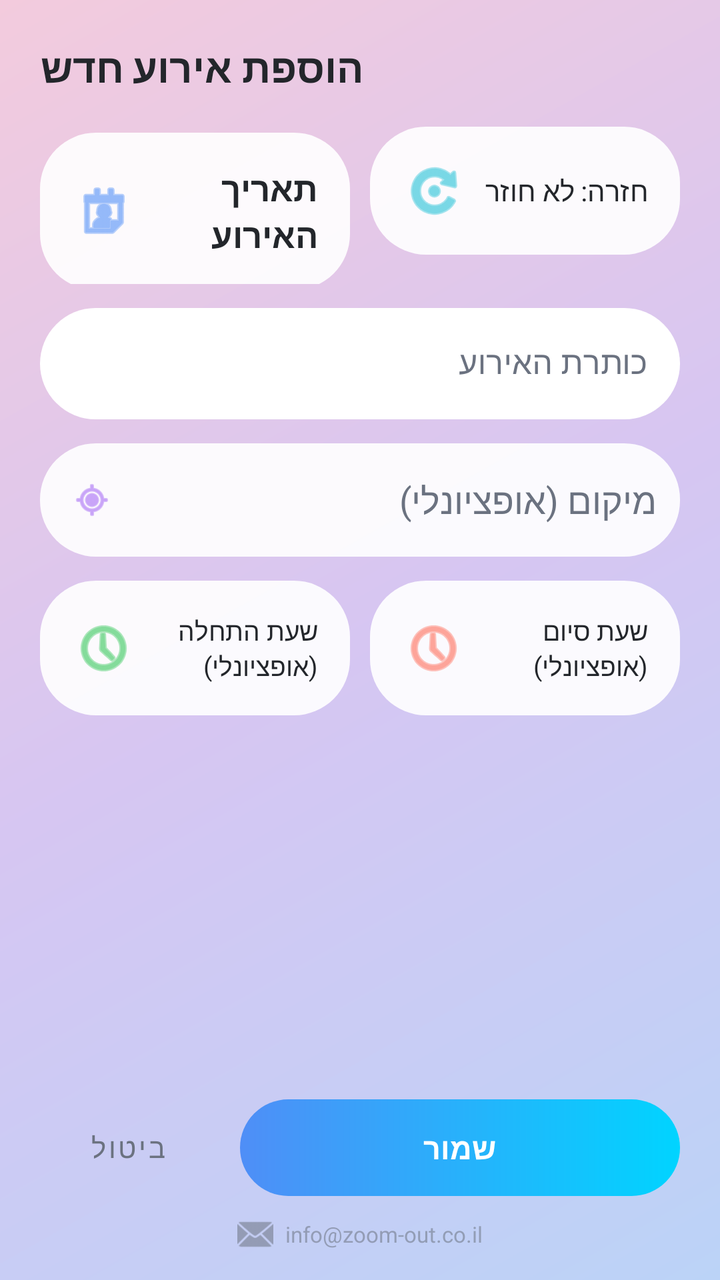
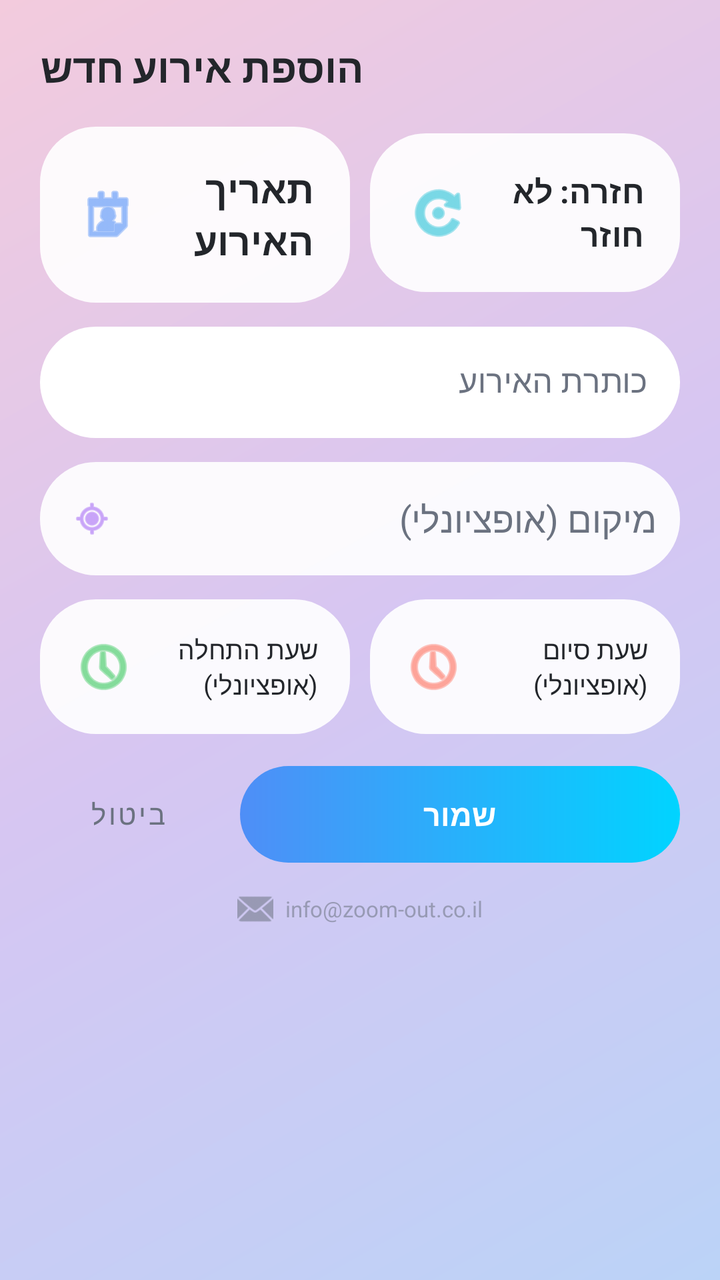

Before-and-after screenshots of an Android layout around one commit, followed by the original layout XML and the change that was made.
<!-- AndroidManifest.xml: activity theme Theme.GCalSearchAdd -->
<!-- res/layout/activity_add_event.xml -->
<?xml version="1.0" encoding="utf-8"?>
<LinearLayout xmlns:android="http://schemas.android.com/apk/res/android"
    xmlns:app="http://schemas.android.com/apk/res-auto"
    android:layout_width="match_parent"
    android:layout_height="match_parent"
    android:orientation="vertical"
    android:background="@drawable/bg_app_background">

    
    <androidx.core.widget.NestedScrollView
        android:layout_width="match_parent"
        android:layout_height="0dp"
        android:layout_weight="1"
        android:fillViewport="true"
        android:clipToPadding="false">

        <LinearLayout
            android:layout_width="match_parent"
            android:layout_height="wrap_content"
            android:orientation="vertical"
            android:padding="20dp">

            <TextView
                android:layout_width="wrap_content"
                android:layout_height="wrap_content"
                android:text="@string/add_event_title"
                android:textSize="20sp"
                android:textStyle="bold"
                android:textColor="@color/text_primary"
                android:layout_marginBottom="16dp" />

            
            <LinearLayout
                android:layout_width="match_parent"
                android:layout_height="wrap_content"
                android:orientation="horizontal">

                <TextView
                    android:id="@+id/tvDatePicker"
                    android:layout_width="0dp"
                    android:layout_height="wrap_content"
                    android:layout_weight="1"
                    android:padding="16dp"
                    android:gravity="center_vertical"
                    android:background="@drawable/bg_rounded_field"
                    android:drawableStart="@android:drawable/ic_menu_my_calendar"
                    android:drawablePadding="8dp"
                    app:drawableTint="@color/accent_blue"
                    android:text="@string/event_date_hint"
                    android:textColor="@color/text_primary"
                    android:textSize="17sp"
                    android:textStyle="bold" />

                <TextView
                    android:id="@+id/tvRecurrencePicker"
                    android:layout_width="0dp"
                    android:layout_height="wrap_content"
                    android:layout_weight="1"
                    android:layout_marginStart="10dp"
                    android:padding="16dp"
                    android:gravity="center_vertical"
                    android:background="@drawable/bg_rounded_field"
                    android:drawableStart="@android:drawable/ic_menu_rotate"
                    android:drawablePadding="8dp"
                    app:drawableTint="@color/accent_teal"
                    android:text="@string/recurrence_none"
                    android:textColor="@color/text_primary"
                    android:textSize="14sp" />

            </LinearLayout>

            <com.google.android.material.textfield.TextInputLayout
                android:layout_width="match_parent"
                android:layout_height="wrap_content"
                android:layout_marginTop="12dp"
                app:boxCornerRadiusTopStart="28dp"
                app:boxCornerRadiusTopEnd="28dp"
                app:boxCornerRadiusBottomStart="28dp"
                app:boxCornerRadiusBottomEnd="28dp"
                app:boxBackgroundColor="@color/glass_card"
                app:boxStrokeWidth="0dp"
                app:hintTextColor="@color/text_secondary"
                android:textColorHint="@color/text_secondary"
                android:hint="@string/event_title_hint">
                <com.google.android.material.textfield.TextInputEditText
                    android:id="@+id/etTitle"
                    android:layout_width="match_parent"
                    android:layout_height="wrap_content"
                    android:textColor="@color/text_primary" />
            </com.google.android.material.textfield.TextInputLayout>

            
            <FrameLayout
                android:layout_width="match_parent"
                android:layout_height="wrap_content"
                android:layout_marginTop="12dp">

                <LinearLayout
                    android:layout_width="match_parent"
                    android:layout_height="wrap_content"
                    android:orientation="horizontal"
                    android:gravity="center_vertical"
                    android:background="@drawable/bg_rounded_field"
                    android:paddingStart="16dp"
                    android:paddingEnd="12dp">

                    <ImageView
                        android:layout_width="20dp"
                        android:layout_height="20dp"
                        android:src="@android:drawable/ic_menu_mylocation"
                        app:tint="@color/accent_purple" />

                    <EditText
                        android:id="@+id/etLocation"
                        android:layout_width="0dp"
                        android:layout_height="wrap_content"
                        android:layout_weight="1"
                        android:layout_marginStart="10dp"
                        android:background="@android:color/transparent"
                        android:hint="@string/event_location_hint"
                        android:textColor="@color/text_primary"
                        android:textColorHint="@color/text_secondary"
                        android:inputType="text"
                        android:maxLines="1"
                        android:paddingTop="12dp"
                        android:paddingBottom="12dp" />

                </LinearLayout>

                
                <com.google.android.material.card.MaterialCardView
                    android:id="@+id/locationSuggestionsCard"
                    android:layout_width="match_parent"
                    android:layout_height="wrap_content"
                    android:layout_marginTop="54dp"
                    android:visibility="gone"
                    app:cardCornerRadius="18dp"
                    app:cardElevation="8dp"
                    app:strokeWidth="0dp"
                    app:cardBackgroundColor="@color/white">

                    <androidx.recyclerview.widget.RecyclerView
                        android:id="@+id/rvLocationSuggestions"
                        android:layout_width="match_parent"
                        android:layout_height="wrap_content"
                        android:maxHeight="220dp"
                        android:nestedScrollingEnabled="false" />

                </com.google.android.material.card.MaterialCardView>

            </FrameLayout>

            
            <LinearLayout
                android:layout_width="match_parent"
                android:layout_height="wrap_content"
                android:orientation="horizontal"
                android:layout_marginTop="12dp">

                <TextView
                    android:id="@+id/tvStartTimePicker"
                    android:layout_width="0dp"
                    android:layout_height="wrap_content"
                    android:layout_weight="1"
                    android:padding="16dp"
                    android:gravity="center_vertical"
                    android:background="@drawable/bg_rounded_field"
                    android:drawableStart="@android:drawable/ic_menu_recent_history"
                    android:drawablePadding="8dp"
                    app:drawableTint="@color/accent_green"
                    android:text="@string/event_start_hint"
                    android:textColor="@color/text_primary"
                    android:textSize="13sp" />

                <TextView
                    android:id="@+id/tvEndTimePicker"
                    android:layout_width="0dp"
                    android:layout_height="wrap_content"
                    android:layout_weight="1"
                    android:layout_marginStart="10dp"
                    android:padding="16dp"
                    android:gravity="center_vertical"
                    android:background="@drawable/bg_rounded_field"
                    android:drawableStart="@android:drawable/ic_menu_recent_history"
                    android:drawablePadding="8dp"
                    app:drawableTint="@color/accent_red"
                    android:text="@string/event_end_hint"
                    android:textColor="@color/text_primary"
                    android:textSize="13sp" />

            </LinearLayout>

            <TextView
                android:id="@+id/tvExistingEventsLabel"
                android:layout_width="wrap_content"
                android:layout_height="wrap_content"
                android:layout_marginTop="20dp"
                android:text="@string/existing_events_label"
                android:textColor="@color/text_secondary"
                android:textSize="13sp"
                android:visibility="gone" />

            <ProgressBar
                android:id="@+id/progressExistingEvents"
                style="?android:attr/progressBarStyleSmall"
                android:layout_width="wrap_content"
                android:layout_height="wrap_content"
                android:indeterminateTint="@color/accent_blue"
                android:layout_marginTop="8dp"
                android:visibility="gone" />

            
            <androidx.recyclerview.widget.RecyclerView
                android:id="@+id/rvExistingEvents"
                android:layout_width="match_parent"
                android:layout_height="wrap_content"
                android:paddingTop="8dp"
                android:layout_marginTop="4dp"
                android:nestedScrollingEnabled="false"
                android:visibility="gone" />

        </LinearLayout>

    </androidx.core.widget.NestedScrollView>

    
    <LinearLayout
        android:layout_width="match_parent"
        android:layout_height="wrap_content"
        android:orientation="horizontal"
        android:paddingStart="20dp"
        android:paddingEnd="20dp"
        android:paddingTop="12dp"
        android:gravity="center_vertical|end">

        <com.google.android.material.button.MaterialButton
            android:id="@+id/btnCancel"
            style="@style/Widget.MaterialComponents.Button.TextButton"
            android:layout_width="wrap_content"
            android:layout_height="wrap_content"
            android:textColor="@color/text_secondary"
            android:text="@string/cancel" />

        <TextView
            android:id="@+id/btnSave"
            android:layout_width="0dp"
            android:layout_height="wrap_content"
            android:layout_weight="1"
            android:layout_marginStart="12dp"
            android:background="@drawable/bg_save_gradient"
            android:clickable="true"
            android:focusable="true"
            android:foreground="?attr/selectableItemBackground"
            android:gravity="center"
            android:paddingTop="14dp"
            android:paddingBottom="14dp"
            android:text="@string/save"
            android:textColor="@color/white"
            android:textSize="15sp"
            android:textStyle="bold" />

    </LinearLayout>

    
    <LinearLayout
        android:layout_width="match_parent"
        android:layout_height="wrap_content"
        android:paddingBottom="14dp"
        android:layout_marginTop="10dp"
        android:gravity="center"
        android:orientation="horizontal">

        <ImageView
            android:id="@+id/btnSupportEmail"
            android:layout_width="18dp"
            android:layout_height="18dp"
            android:alpha="0.55"
            android:clickable="true"
            android:focusable="true"
            android:foreground="?attr/selectableItemBackgroundBorderless"
            android:src="@android:drawable/ic_dialog_email"
            app:tint="@color/text_secondary"
            android:contentDescription="@string/support_email_hint" />

        <TextView
            android:layout_width="wrap_content"
            android:layout_height="wrap_content"
            android:layout_marginStart="6dp"
            android:alpha="0.55"
            android:text="@string/support_email_hint"
            android:textColor="@color/text_secondary"
            android:textSize="11sp" />

    </LinearLayout>

</LinearLayout>
<!-- resources referenced by this layout -->
<resources>
  <color name="accent_blue">#4F8EF7</color>
  <color name="accent_green">#34C759</color>
  <color name="accent_purple">#A66BF5</color>
  <color name="accent_red">#FF6B57</color>
  <color name="accent_teal">#22C1D6</color>
  <color name="glass_card">#E8FFFFFF</color>
  <color name="text_primary">#23262B</color>
  <color name="text_secondary">#6B7280</color>
  <color name="white">#FFFFFF</color>
  <!-- drawable bg_app_background (drawable) -->
  <?xml version="1.0" encoding="utf-8"?>
  <shape xmlns:android="http://schemas.android.com/apk/res/android" android:shape="rectangle">
      <gradient
          android:type="linear"
          android:angle="135"
          android:startColor="@color/bg_gradient_1"
          android:centerColor="@color/bg_gradient_2"
          android:endColor="@color/bg_gradient_3" />
  </shape>
  <!-- drawable bg_rounded_field (drawable) -->
  <?xml version="1.0" encoding="utf-8"?>
  <shape xmlns:android="http://schemas.android.com/apk/res/android" android:shape="rectangle">
      <solid android:color="@color/glass_card" />
      <corners android:radius="28dp" />
      <padding android:left="4dp" android:top="4dp" android:right="4dp" android:bottom="4dp" />
  </shape>
  <!-- drawable bg_save_gradient (drawable) -->
  <?xml version="1.0" encoding="utf-8"?>
  <shape xmlns:android="http://schemas.android.com/apk/res/android" android:shape="rectangle">
      <gradient
          android:type="linear"
          android:angle="0"
          android:startColor="@color/gradient_btn_start"
          android:endColor="@color/gradient_btn_end" />
      <corners android:radius="28dp" />
  </shape>
  <string name="add_event_title">הוספת אירוע חדש</string>
  <string name="cancel">ביטול</string>
  <string name="event_date_hint">תאריך האירוע</string>
  <string name="event_end_hint">שעת סיום (אופציונלי)</string>
  <string name="event_location_hint">מיקום (אופציונלי)</string>
  <string name="event_start_hint">שעת התחלה (אופציונלי)</string>
  <string name="event_title_hint">כותרת האירוע</string>
  <string name="existing_events_label">אירועים קיימים ביום זה:</string>
  <string name="recurrence_none">חזרה: לא חוזר</string>
  <string name="save">שמור</string>
  <string name="support_email_hint">info@zoom-out.co.il</string>
  <style name="Theme.GCalSearchAdd" parent="Theme.MaterialComponents.DayNight.NoActionBar">
          <item name="colorPrimary">@color/accent_blue</item>
          <item name="colorPrimaryDark">@color/bg_gradient_1</item>
          <item name="colorAccent">@color/accent_blue</item>
          <item name="android:windowBackground">@color/bg_gradient_2</item>
          <item name="android:statusBarColor">@color/bg_gradient_1</item>
          <item name="android:navigationBarColor">@color/white</item>
          <item name="android:windowLightStatusBar">true</item>
          <item name="android:windowLightNavigationBar">true</item>
      </style>
  <color name="bg_gradient_1">#BBD3F7</color>
  <color name="bg_gradient_2">#D6C6F2</color>
  <color name="bg_gradient_3">#F3CBDD</color>
  <color name="gradient_btn_start">#4F8EF7</color>
  <color name="gradient_btn_end">#00D4FF</color>
</resources>

<!-- the commit's change to res/layout/activity_add_event.xml (unified diff, before → after) -->
@@ -4,233 +4,213 @@
     android:layout_width="match_parent"
     android:layout_height="match_parent"
     android:orientation="vertical"
-    android:background="@drawable/bg_app_background">
-
-    
-    <androidx.core.widget.NestedScrollView
+    android:background="@drawable/bg_app_background"
+    android:padding="20dp">
+
+    <TextView
+        android:layout_width="wrap_content"
+        android:layout_height="wrap_content"
+        android:text="@string/add_event_title"
+        android:textSize="20sp"
+        android:textStyle="bold"
+        android:textColor="@color/text_primary"
+        android:layout_marginBottom="16dp" />
+
+    
+    <LinearLayout
+        android:layout_width="match_parent"
+        android:layout_height="wrap_content"
+        android:orientation="horizontal">
+
+        <TextView
+            android:id="@+id/tvDatePicker"
+            android:layout_width="0dp"
+            android:layout_height="wrap_content"
+            android:layout_weight="1"
+            android:padding="18dp"
+            android:gravity="center_vertical"
+            android:background="@drawable/bg_rounded_field"
+            android:drawableStart="@android:drawable/ic_menu_my_calendar"
+            android:drawablePadding="8dp"
+            app:drawableTint="@color/accent_blue"
+            android:text="@string/event_date_hint"
+            android:textColor="@color/text_primary"
+            android:textSize="19sp"
+            android:textStyle="bold" />
+
+        <TextView
+            android:id="@+id/tvRecurrencePicker"
+            android:layout_width="0dp"
+            android:layout_height="wrap_content"
+            android:layout_weight="1"
+            android:layout_marginStart="10dp"
+            android:padding="18dp"
+            android:gravity="center_vertical"
+            android:background="@drawable/bg_rounded_field"
+            android:drawableStart="@android:drawable/ic_menu_rotate"
+            android:drawablePadding="8dp"
+            app:drawableTint="@color/accent_teal"
+            android:text="@string/recurrence_none"
+            android:textColor="@color/text_primary"
+            android:textSize="16sp"
+            android:textStyle="bold" />
+
+    </LinearLayout>
+
+    <com.google.android.material.textfield.TextInputLayout
+        android:layout_width="match_parent"
+        android:layout_height="wrap_content"
+        android:layout_marginTop="12dp"
+        app:boxCornerRadiusTopStart="28dp"
+        app:boxCornerRadiusTopEnd="28dp"
+        app:boxCornerRadiusBottomStart="28dp"
+        app:boxCornerRadiusBottomEnd="28dp"
+        app:boxBackgroundColor="@color/glass_card"
+        app:boxStrokeWidth="0dp"
+        app:hintTextColor="@color/text_secondary"
+        android:textColorHint="@color/text_secondary"
+        android:hint="@string/event_title_hint">
+        <com.google.android.material.textfield.TextInputEditText
+            android:id="@+id/etTitle"
+            android:layout_width="match_parent"
+            android:layout_height="wrap_content"
+            android:textColor="@color/text_primary" />
+    </com.google.android.material.textfield.TextInputLayout>
+
+    
+    <FrameLayout
+        android:layout_width="match_parent"
+        android:layout_height="wrap_content"
+        android:layout_marginTop="12dp">
+
+        <LinearLayout
+            android:layout_width="match_parent"
+            android:layout_height="wrap_content"
+            android:orientation="horizontal"
+            android:gravity="center_vertical"
+            android:background="@drawable/bg_rounded_field"
+            android:paddingStart="16dp"
+            android:paddingEnd="12dp">
+
+            <ImageView
+                android:layout_width="20dp"
+                android:layout_height="20dp"
+                android:src="@android:drawable/ic_menu_mylocation"
+                app:tint="@color/accent_purple" />
+
+            <EditText
+                android:id="@+id/etLocation"
+                android:layout_width="0dp"
+                android:layout_height="wrap_content"
+                android:layout_weight="1"
+                android:layout_marginStart="10dp"
+                android:background="@android:color/transparent"
+                android:hint="@string/event_location_hint"
+                android:textColor="@color/text_primary"
+                android:textColorHint="@color/text_secondary"
+                android:inputType="text"
+                android:maxLines="1"
+                android:paddingTop="12dp"
+                android:paddingBottom="12dp" />
+
+        </LinearLayout>
+
+        
+        <com.google.android.material.card.MaterialCardView
+            android:id="@+id/locationSuggestionsCard"
+            android:layout_width="match_parent"
+            android:layout_height="wrap_content"
+            android:layout_marginTop="54dp"
+            android:visibility="gone"
+            app:cardCornerRadius="18dp"
+            app:cardElevation="8dp"
+            app:strokeWidth="0dp"
+            app:cardBackgroundColor="@color/white">
+
+            <androidx.recyclerview.widget.RecyclerView
+                android:id="@+id/rvLocationSuggestions"
+                android:layout_width="match_parent"
+                android:layout_height="wrap_content"
+                android:maxHeight="220dp" />
+
+        </com.google.android.material.card.MaterialCardView>
+
+    </FrameLayout>
+
+    
+    <LinearLayout
+        android:layout_width="match_parent"
+        android:layout_height="wrap_content"
+        android:orientation="horizontal"
+        android:layout_marginTop="12dp">
+
+        <TextView
+            android:id="@+id/tvStartTimePicker"
+            android:layout_width="0dp"
+            android:layout_height="wrap_content"
+            android:layout_weight="1"
+            android:padding="16dp"
+            android:gravity="center_vertical"
+            android:background="@drawable/bg_rounded_field"
+            android:drawableStart="@android:drawable/ic_menu_recent_history"
+            android:drawablePadding="8dp"
+            app:drawableTint="@color/accent_green"
+            android:text="@string/event_start_hint"
+            android:textColor="@color/text_primary"
+            android:textSize="13sp" />
+
+        <TextView
+            android:id="@+id/tvEndTimePicker"
+            android:layout_width="0dp"
+            android:layout_height="wrap_content"
+            android:layout_weight="1"
+            android:layout_marginStart="10dp"
+            android:padding="16dp"
+            android:gravity="center_vertical"
+            android:background="@drawable/bg_rounded_field"
+            android:drawableStart="@android:drawable/ic_menu_recent_history"
+            android:drawablePadding="8dp"
+            app:drawableTint="@color/accent_red"
+            android:text="@string/event_end_hint"
+            android:textColor="@color/text_primary"
+            android:textSize="13sp" />
+
+    </LinearLayout>
+
+    <TextView
+        android:id="@+id/tvExistingEventsLabel"
+        android:layout_width="wrap_content"
+        android:layout_height="wrap_content"
+        android:layout_marginTop="20dp"
+        android:text="@string/existing_events_label"
+        android:textColor="@color/text_secondary"
+        android:textSize="13sp"
+        android:visibility="gone" />
+
+    <ProgressBar
+        android:id="@+id/progressExistingEvents"
+        style="?android:attr/progressBarStyleSmall"
+        android:layout_width="wrap_content"
+        android:layout_height="wrap_content"
+        android:indeterminateTint="@color/accent_blue"
+        android:layout_marginTop="8dp"
+        android:visibility="gone" />
+
+    <androidx.recyclerview.widget.RecyclerView
+        android:id="@+id/rvExistingEvents"
         android:layout_width="match_parent"
         android:layout_height="0dp"
         android:layout_weight="1"
-        android:fillViewport="true"
-        android:clipToPadding="false">
-
-        <LinearLayout
-            android:layout_width="match_parent"
-            android:layout_height="wrap_content"
-            android:orientation="vertical"
-            android:padding="20dp">
-
-            <TextView
-                android:layout_width="wrap_content"
-                android:layout_height="wrap_content"
-                android:text="@string/add_event_title"
-                android:textSize="20sp"
-                android:textStyle="bold"
-                android:textColor="@color/text_primary"
-                android:layout_marginBottom="16dp" />
-
-            
-            <LinearLayout
-                android:layout_width="match_parent"
-                android:layout_height="wrap_content"
-                android:orientation="horizontal">
-
-                <TextView
-                    android:id="@+id/tvDatePicker"
-                    android:layout_width="0dp"
-                    android:layout_height="wrap_content"
-                    android:layout_weight="1"
-                    android:padding="16dp"
-                    android:gravity="center_vertical"
-                    android:background="@drawable/bg_rounded_field"
-                    android:drawableStart="@android:drawable/ic_menu_my_calendar"
-                    android:drawablePadding="8dp"
-                    app:drawableTint="@color/accent_blue"
-                    android:text="@string/event_date_hint"
-                    android:textColor="@color/text_primary"
-                    android:textSize="17sp"
-                    android:textStyle="bold" />
-
-                <TextView
-                    android:id="@+id/tvRecurrencePicker"
-                    android:layout_width="0dp"
-                    android:layout_height="wrap_content"
-                    android:layout_weight="1"
-                    android:layout_marginStart="10dp"
-                    android:padding="16dp"
-                    android:gravity="center_vertical"
-                    android:background="@drawable/bg_rounded_field"
-                    android:drawableStart="@android:drawable/ic_menu_rotate"
-                    android:drawablePadding="8dp"
-                    app:drawableTint="@color/accent_teal"
-                    android:text="@string/recurrence_none"
-                    android:textColor="@color/text_primary"
-                    android:textSize="14sp" />
-
-            </LinearLayout>
-
-            <com.google.android.material.textfield.TextInputLayout
-                android:layout_width="match_parent"
-                android:layout_height="wrap_content"
-                android:layout_marginTop="12dp"
-                app:boxCornerRadiusTopStart="28dp"
-                app:boxCornerRadiusTopEnd="28dp"
-                app:boxCornerRadiusBottomStart="28dp"
-                app:boxCornerRadiusBottomEnd="28dp"
-                app:boxBackgroundColor="@color/glass_card"
-                app:boxStrokeWidth="0dp"
-                app:hintTextColor="@color/text_secondary"
-                android:textColorHint="@color/text_secondary"
-                android:hint="@string/event_title_hint">
-                <com.google.android.material.textfield.TextInputEditText
-                    android:id="@+id/etTitle"
-                    android:layout_width="match_parent"
-                    android:layout_height="wrap_content"
-                    android:textColor="@color/text_primary" />
-            </com.google.android.material.textfield.TextInputLayout>
-
-            
-            <FrameLayout
-                android:layout_width="match_parent"
-                android:layout_height="wrap_content"
-                android:layout_marginTop="12dp">
-
-                <LinearLayout
-                    android:layout_width="match_parent"
-                    android:layout_height="wrap_content"
-                    android:orientation="horizontal"
-                    android:gravity="center_vertical"
-                    android:background="@drawable/bg_rounded_field"
-                    android:paddingStart="16dp"
-                    android:paddingEnd="12dp">
-
-                    <ImageView
-                        android:layout_width="20dp"
-                        android:layout_height="20dp"
-                        android:src="@android:drawable/ic_menu_mylocation"
-                        app:tint="@color/accent_purple" />
-
-                    <EditText
-                        android:id="@+id/etLocation"
-                        android:layout_width="0dp"
-                        android:layout_height="wrap_content"
-                        android:layout_weight="1"
-                        android:layout_marginStart="10dp"
-                        android:background="@android:color/transparent"
-                        android:hint="@string/event_location_hint"
-                        android:textColor="@color/text_primary"
-                        android:textColorHint="@color/text_secondary"
-                        android:inputType="text"
-                        android:maxLines="1"
-                        android:paddingTop="12dp"
-                        android:paddingBottom="12dp" />
-
-                </LinearLayout>
-
-                
-                <com.google.android.material.card.MaterialCardView
-                    android:id="@+id/locationSuggestionsCard"
-                    android:layout_width="match_parent"
-                    android:layout_height="wrap_content"
-                    android:layout_marginTop="54dp"
-                    android:visibility="gone"
-                    app:cardCornerRadius="18dp"
-                    app:cardElevation="8dp"
-                    app:strokeWidth="0dp"
-                    app:cardBackgroundColor="@color/white">
-
-                    <androidx.recyclerview.widget.RecyclerView
-                        android:id="@+id/rvLocationSuggestions"
-                        android:layout_width="match_parent"
-                        android:layout_height="wrap_content"
-                        android:maxHeight="220dp"
-                        android:nestedScrollingEnabled="false" />
-
-                </com.google.android.material.card.MaterialCardView>
-
-            </FrameLayout>
-
-            
-            <LinearLayout
-                android:layout_width="match_parent"
-                android:layout_height="wrap_content"
-                android:orientation="horizontal"
-                android:layout_marginTop="12dp">
-
-                <TextView
-                    android:id="@+id/tvStartTimePicker"
-                    android:layout_width="0dp"
-                    android:layout_height="wrap_content"
-                    android:layout_weight="1"
-                    android:padding="16dp"
-                    android:gravity="center_vertical"
-                    android:background="@drawable/bg_rounded_field"
-                    android:drawableStart="@android:drawable/ic_menu_recent_history"
-                    android:drawablePadding="8dp"
-                    app:drawableTint="@color/accent_green"
-                    android:text="@string/event_start_hint"
-                    android:textColor="@color/text_primary"
-                    android:textSize="13sp" />
-
-                <TextView
-                    android:id="@+id/tvEndTimePicker"
-                    android:layout_width="0dp"
-                    android:layout_height="wrap_content"
-                    android:layout_weight="1"
-                    android:layout_marginStart="10dp"
-                    android:padding="16dp"
-                    android:gravity="center_vertical"
-                    android:background="@drawable/bg_rounded_field"
-                    android:drawableStart="@android:drawable/ic_menu_recent_history"
-                    android:drawablePadding="8dp"
-                    app:drawableTint="@color/accent_red"
-                    android:text="@string/event_end_hint"
-                    android:textColor="@color/text_primary"
-                    android:textSize="13sp" />
-
-            </LinearLayout>
-
-            <TextView
-                android:id="@+id/tvExistingEventsLabel"
-                android:layout_width="wrap_content"
-                android:layout_height="wrap_content"
-                android:layout_marginTop="20dp"
-                android:text="@string/existing_events_label"
-                android:textColor="@color/text_secondary"
-                android:textSize="13sp"
-                android:visibility="gone" />
-
-            <ProgressBar
-                android:id="@+id/progressExistingEvents"
-                style="?android:attr/progressBarStyleSmall"
-                android:layout_width="wrap_content"
-                android:layout_height="wrap_content"
-                android:indeterminateTint="@color/accent_blue"
-                android:layout_marginTop="8dp"
-                android:visibility="gone" />
-
-            
-            <androidx.recyclerview.widget.RecyclerView
-                android:id="@+id/rvExistingEvents"
-                android:layout_width="match_parent"
-                android:layout_height="wrap_content"
-                android:paddingTop="8dp"
-                android:layout_marginTop="4dp"
-                android:nestedScrollingEnabled="false"
-                android:visibility="gone" />
-
-        </LinearLayout>
-
-    </androidx.core.widget.NestedScrollView>
-
-    
+        android:clipToPadding="false"
+        android:paddingTop="8dp"
+        android:layout_marginTop="4dp"
+        android:visibility="gone" />
+
     <LinearLayout
         android:layout_width="match_parent"
         android:layout_height="wrap_content"
         android:orientation="horizontal"
-        android:paddingStart="20dp"
-        android:paddingEnd="20dp"
-        android:paddingTop="12dp"
+        android:layout_marginTop="16dp"
         android:gravity="center_vertical|end">
 
         <com.google.android.material.button.MaterialButton
@@ -265,8 +245,7 @@
     <LinearLayout
         android:layout_width="match_parent"
         android:layout_height="wrap_content"
-        android:paddingBottom="14dp"
-        android:layout_marginTop="10dp"
+        android:layout_marginTop="14dp"
         android:gravity="center"
         android:orientation="horizontal">
 
